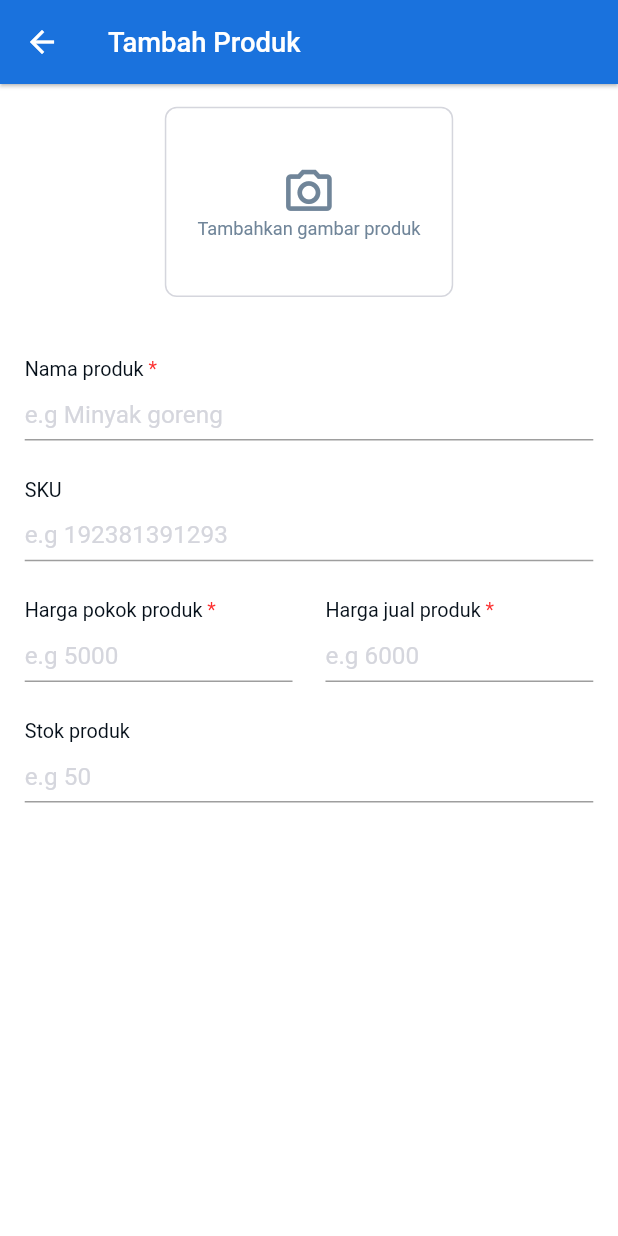
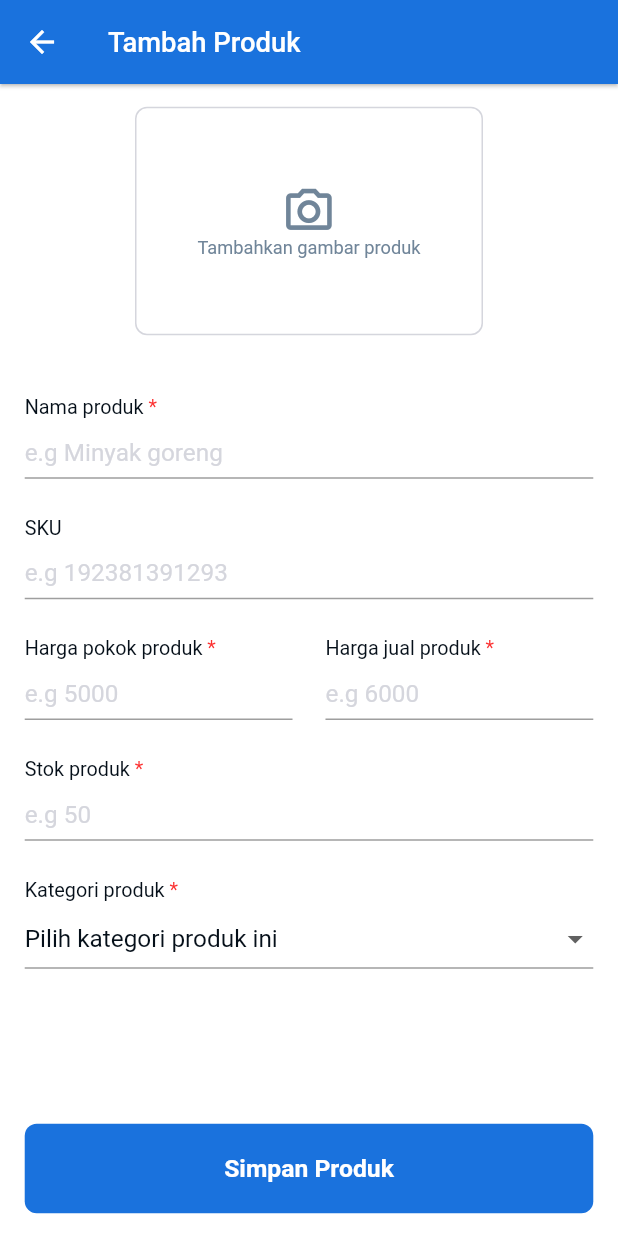
Before and after one commit to grinaldiwisnu/warunkq-mobile, a Flutter app: the AddProductPage screen opened directly, on a phone screen of 412 x 824 dp. Run offline on Flutter 3.47's test engine with Material 2 defaults, Android fonts, the light colour scheme and no system bars; our stand-ins replace dio, flutter_screenutil, flutter_svg, shared_preferences; missing offline and left inert: flutter_flipperkit; accounts and stored records are empty.

Commit message:
feat(views/product): Add product category page and fix some components

```diff
--- a/lib/presentation/views/auth/login_page.dart
+++ b/lib/presentation/views/auth/login_page.dart
@@ -86,9 +86,11 @@ class _LoginPageState extends State<LoginPage> {
           isDisabled: !_ableToNext,
           text: "Masuk",
           onPressed: () {
-              Navigator.of(context).push(MaterialPageRoute(builder: (context) => HomePage()));
+            Navigator.of(context)
+                .push(MaterialPageRoute(builder: (context) => HomePage()));
           },
         ),
-        ));
+      ),
+    );
   }
 }
--- a/lib/presentation/views/cashier/cart_cashier_page.dart
+++ b/lib/presentation/views/cashier/cart_cashier_page.dart
@@ -232,6 +232,7 @@ class _CartCashierPageState extends State<CartCashierPage> {
                       ),
                     ),
                     PaidButton(
+                      icon: Icons.payments_outlined,
                       isDisabled: false,
                       onTap: () {},
                     ),
--- a/lib/presentation/views/cashier/cashier_page.dart
+++ b/lib/presentation/views/cashier/cashier_page.dart
@@ -91,9 +91,11 @@ class _CashierPageState extends State<CashierPage> {
               right: 0,
               left: 0,
               child: PaidButton(
+                icon: Icons.shopping_basket_outlined,
                 isDisabled: false,
                 onTap: () {
-                  Navigator.of(context).push(MaterialPageRoute(builder: (context) => CartCashierPage()));
+                  Navigator.of(context).push(MaterialPageRoute(
+                      builder: (context) => CartCashierPage()));
                 },
               ),
             ),
--- a/lib/presentation/views/product/add_product_page.dart
+++ b/lib/presentation/views/product/add_product_page.dart
@@ -1,6 +1,7 @@
 import 'package:flutter/material.dart';
 import 'package:warunkq_apps/helpers/app_color.dart';
 import 'package:flutter_screenutil/flutter_screenutil.dart';
+import 'package:warunkq_apps/presentation/widgets/base/base_button.dart';
 import 'package:warunkq_apps/presentation/widgets/components/add_input.dart';
 
 class AddProductPage extends StatefulWidget {
@@ -14,6 +15,7 @@ class _AddProductPageState extends State<AddProductPage> {
   @override
   Widget build(BuildContext context) {
     return Scaffold(
+      resizeToAvoidBottomPadding: true,
       appBar: AppBar(
         backgroundColor: AppColor.primary,
         title: Text(
@@ -26,15 +28,17 @@ class _AddProductPageState extends State<AddProductPage> {
         elevation: 1,
       ),
       backgroundColor: Colors.white,
-      body: SingleChildScrollView(
+      body: Container(
+        height: MediaQuery.of(context).size.height,
+        child: SingleChildScrollView(
           child: Container(
             padding: EdgeInsets.symmetric(vertical: 15.h, horizontal: 15.w),
             child: Column(
               children: [
                 Center(
                   child: Container(
-                  width: 175.w,
-                  height: 125.h,
+                    width: MediaQuery.of(context).size.width - 180,
+                    height: 150.h,
                     alignment: Alignment.center,
                     decoration: BoxDecoration(
                         border: Border.all(
@@ -75,6 +79,7 @@ class _AddProductPageState extends State<AddProductPage> {
                   label: "SKU",
                   controller: TextEditingController(),
                   hint: "e.g 192381391293",
+                  type: TextInputType.number,
                 ),
                 Row(
                   children: [
@@ -84,6 +89,7 @@ class _AddProductPageState extends State<AddProductPage> {
                         isRequired: true,
                         controller: TextEditingController(),
                         hint: "e.g 5000",
+                        type: TextInputType.number,
                       ),
                     ),
                     SizedBox(
@@ -95,6 +101,7 @@ class _AddProductPageState extends State<AddProductPage> {
                         isRequired: true,
                         controller: TextEditingController(),
                         hint: "e.g 6000",
+                        type: TextInputType.number,
                       ),
                     ),
                   ],
@@ -103,11 +110,85 @@ class _AddProductPageState extends State<AddProductPage> {
                   label: "Stok produk",
                   hint: "e.g 50",
                   controller: TextEditingController(),
+                  isRequired: true,
+                  type: TextInputType.number,
+                ),
+                Container(
+                  margin: EdgeInsets.symmetric(vertical: 10.h),
+                  child: Column(
+                    crossAxisAlignment: CrossAxisAlignment.start,
+                    children: [
+                      Container(
+                        padding: EdgeInsets.symmetric(vertical: 5.h),
+                        child: Row(
+                          children: [
+                            Text(
+                              "Kategori produk",
+                              style: TextStyle(
+                                fontSize: 13.sp,
+                                fontWeight: FontWeight.normal,
+                                color: AppColor.black,
+                              ),
+                            ),
+                            SizedBox(
+                              width: 3.w,
+                            ),
+                            Text(
+                              "*",
+                              style: TextStyle(
+                                fontSize: 13.sp,
+                                fontWeight: FontWeight.normal,
+                                color: AppColor.red,
+                              ),
+                            )
+                          ],
+                        ),
+                      ),
+                      DropdownButtonFormField(
+                        items: [
+                          DropdownMenuItem(
+                            child: Text("Pilih kategori produk ini"),
+                          )
+                        ],
+                        style: TextStyle(
+                          color: AppColor.black,
+                          fontSize: 16.sp,
+                        ),
+                        decoration: InputDecoration(
+                          border: UnderlineInputBorder(
+                            borderSide: BorderSide(color: AppColor.boxGrey),
+                          ),
+                          focusedBorder: UnderlineInputBorder(
+                            borderSide: BorderSide(color: AppColor.primary),
+                          ),
+                          isDense: true,
+                        ),
+                        isDense: true,
+                        isExpanded: true,
+                        onChanged: (val) {},
+                        elevation: 1,
+                      ),
+                    ],
+                  ),
                 ),
               ],
             ),
           ),
         ),
+      ),
+      bottomSheet: Container(
+        color: Colors.white,
+        padding: EdgeInsets.symmetric(vertical: 15.h, horizontal: 15.w),
+        width: double.infinity,
+        child: BaseButton(
+          style: AppButtonStyle.primary,
+          radius: 8,
+          fontSize: 16.sp,
+          padding: 20,
+          text: "Simpan Produk",
+          onPressed: () {},
+        ),
+      ),
     );
   }
 }
--- a/lib/presentation/widgets/components/add_input.dart
+++ b/lib/presentation/widgets/components/add_input.dart
@@ -6,13 +6,16 @@ class AddInput extends StatelessWidget {
   final String label, hint;
   final TextEditingController controller;
   final bool isRequired;
-  const AddInput(
-      {Key key,
-      @required this.label,
-      @required this.hint,
-      @required this.controller,
-      this.isRequired = false})
-      : super(key: key);
+  final TextInputType type;
+
+  const AddInput({
+    Key key,
+    @required this.label,
+    @required this.hint,
+    @required this.controller,
+    this.isRequired = false,
+    this.type = TextInputType.name,
+  }) : super(key: key);
 
   @override
   Widget build(BuildContext context) {
@@ -55,6 +58,7 @@ class AddInput extends StatelessWidget {
               color: AppColor.black,
               fontSize: 16.sp,
             ),
+            keyboardType: this.type,
             decoration: InputDecoration(
               hintText: this.hint,
               floatingLabelBehavior: FloatingLabelBehavior.always,
```
Also changed, not shown: lib/presentation/views/product/product_category_page.dart (added, +102 -0 lines), lib/presentation/views/store/store_page.dart (+12 -1 lines), lib/presentation/widgets/components/paid_button.dart (+8 -4 lines). Lines whose indentation alone changed are shown as unchanged.
